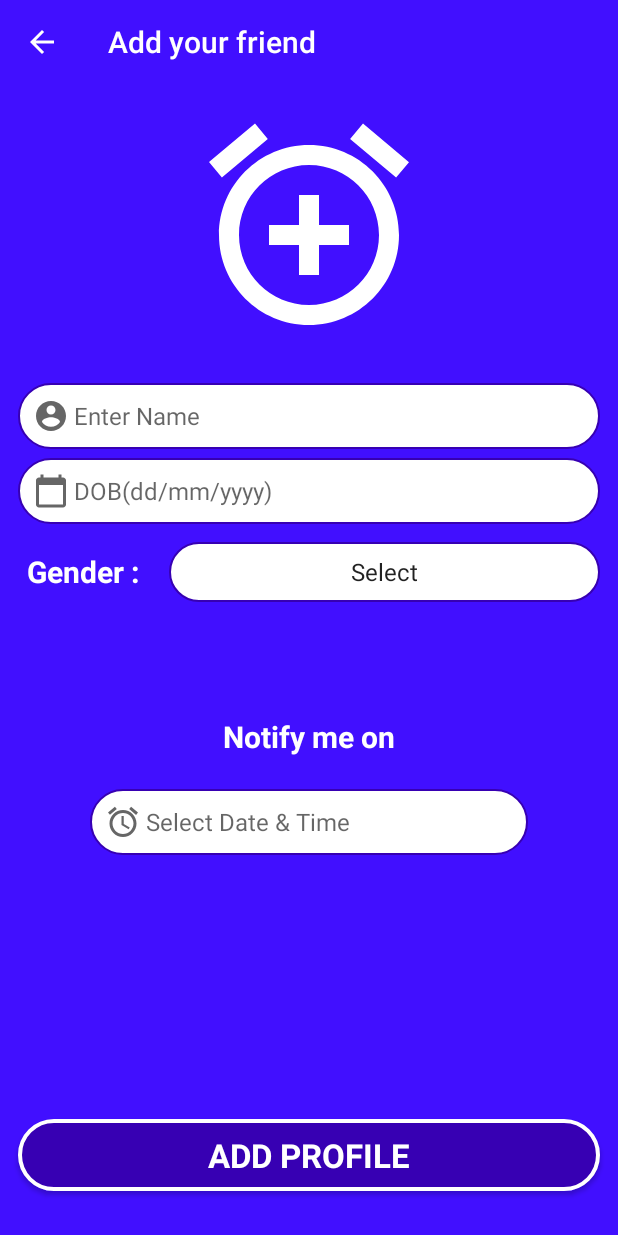
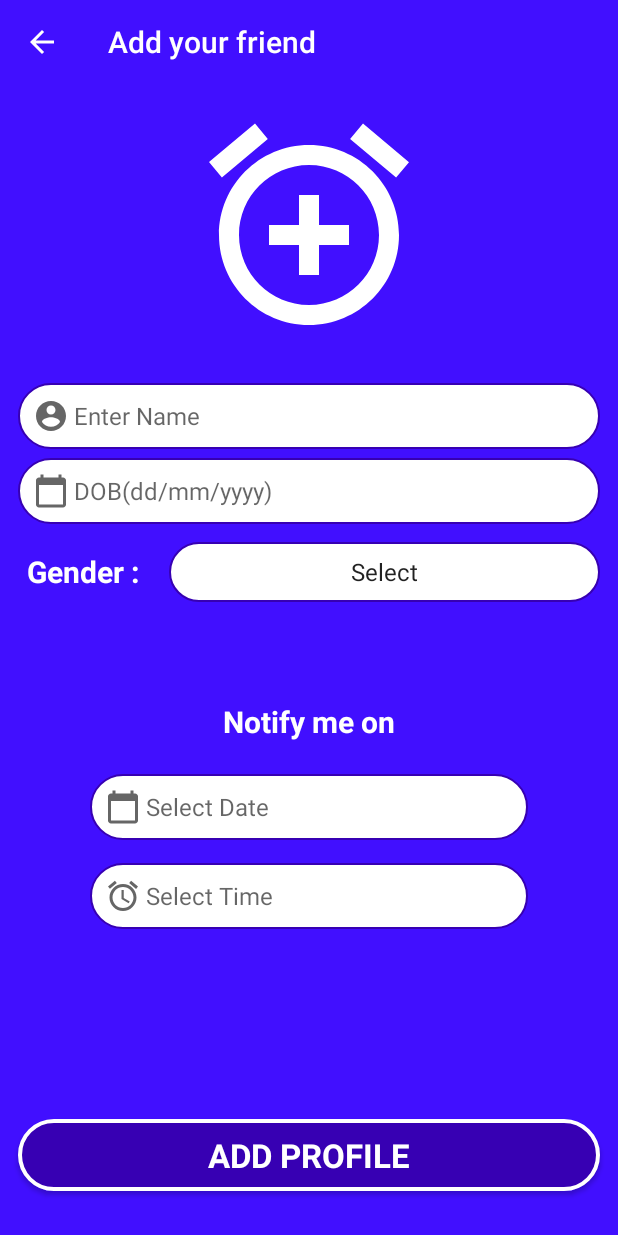
Before and after one commit to Abhinraj-ss/Birthday_Remainder, an Android app: the AddNewActivity screen opened directly, with no data from a screen before it, on a phone screen of 412 x 824 dp. Run offline under Robolectric (Android 15) with nearby library versions, the phone set to English and light mode, and no system bars; our stand-ins replace Room's generated code.

Commit message:
front end works

```diff
--- a/app/src/main/java/com/abhinraj/birthdayremainder/ui/home/HomeFragment.kt
+++ b/app/src/main/java/com/abhinraj/birthdayremainder/ui/home/HomeFragment.kt
@@ -54,7 +54,7 @@ class HomeFragment : Fragment() {
         val backgroundList = BirthdaysAsync(activity as Context).execute().get()
 
         for (i in backgroundList){
-
+            System.out.println(i.dob)
             val dobList = i.dob.split("/"," ",":").toList()
             val currentList = currentDate.split("/"," ",":").toList()
             val diffList= arrayListOf<Int>()
--- a/app/src/main/java/com/abhinraj/birthdayremainder/util/Sorter.kt
+++ b/app/src/main/java/com/abhinraj/birthdayremainder/util/Sorter.kt
@@ -19,7 +19,6 @@ class Sorter {
            val currentDate= LocalDate.now().dayOfMonth
            val dob1 :String
            val dob2 :String
-
            if (bday1.dob.substring(3,5).toInt() < currentMonth.value || bday1.dob.substring(0,2).toInt() < currentDate){
                dob1 = bday1.dob.substring(0,6)+currentYear.plus(1)+bday1.dob.substring(10)
            }
@@ -27,15 +26,14 @@ class Sorter {
                dob1 = bday1.dob.substring(0,6)+currentYear+bday1.dob.substring(10)
 
            }
+
            if (bday2.dob.substring(3,5).toInt() < currentMonth.value || bday2.dob.substring(0,2).toInt() < currentDate){
                dob2 = bday2.dob.substring(0,6)+currentYear.plus(1)+bday2.dob.substring(10)
            }
            else{
                dob2 = bday2.dob.substring(0,6)+currentYear+bday2.dob.substring(10)
 
-           }/*
-           System.out.println("${currentYear }${ bday1.dob } ${ bday2.dob }")
-           System.out.println("${currentYear } ${ dob1} ${ dob2 }")*/
+           }
 
            val diffOne: LocalDate? =LocalDate.parse(dob1,sdf)
             val diffTwo: LocalDate? = LocalDate.parse(dob2,sdf)
--- a/app/src/main/res/layout/activity_add_new.xml
+++ b/app/src/main/res/layout/activity_add_new.xml
@@ -110,7 +110,7 @@
             android:layout_height="wrap_content"
             android:layout_below="@id/rlGender"
             android:layout_centerHorizontal="true"
-            android:layout_marginTop="70dp"
+            android:layout_marginTop="60dp"
             android:paddingHorizontal="10dp"
             android:paddingVertical="6dp"
             android:text="@string/notify_me_on"
@@ -130,12 +130,36 @@
             android:layout_marginRight="12dip"
             android:background="@drawable/_edit_text"
             android:clickable="false"
+            android:drawableStart="@drawable/ic_calendar"
+            android:drawablePadding="3dp"
+            android:ems="10"
+            android:focusable="false"
+            android:focusableInTouchMode="true"
+            android:hint="@string/select_date"
+            android:inputType="datetime"
+            android:maxLines="1"
+            android:padding="10dip"
+            android:singleLine="true"
+            android:textColor="@android:color/black"
+            android:textSize="16sp" />
+        <EditText
+            android:id="@+id/etNotifyTime"
+            android:layout_width="match_parent"
+            android:layout_height="wrap_content"
+            android:layout_below="@+id/etNotify"
+            android:layout_marginStart="60dip"
+            android:layout_marginLeft="12dip"
+            android:layout_marginTop="15dip"
+            android:layout_marginEnd="60dp"
+            android:layout_marginRight="12dip"
+            android:background="@drawable/_edit_text"
+            android:clickable="false"
             android:drawableStart="@drawable/ic_baseline_alarm_24"
             android:drawablePadding="3dp"
             android:ems="10"
             android:focusable="false"
             android:focusableInTouchMode="true"
-            android:hint="@string/select_date_time"
+            android:hint="@string/select_time"
             android:inputType="datetime"
             android:maxLines="1"
             android:padding="10dip"
--- a/app/src/main/res/values/strings.xml
+++ b/app/src/main/res/values/strings.xml
@@ -56,7 +56,8 @@
     <string name="age_l_h">By Age(Low-High)</string>
     <string name="age_h_l">By Age(High-Low)</string>
     <string name="by_birthday">By Birthday</string>
-    <string name="select_date_time"><![CDATA[Select Date & Time]]></string>
+    <string name="select_date">Select Date</string>
+    <string name="select_time">Select Time</string>
     <string-array name="time_array">
         <item>Select</item>
         <item>Minutes</item>
```
Also changed, not shown: app/src/main/java/com/abhinraj/birthdayremainder/activity/AddNewActivity.kt (+42 -18 lines).
